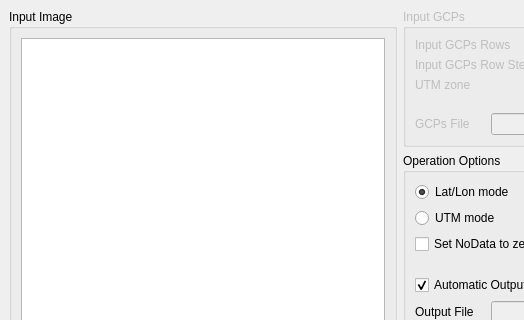
mentaljam/MSUProj, file src/qt/mainwindow.ui: the form before one commit; both pictures show x 0 to 524 and y 0 to 320 of the 800 by 600 pixel window.
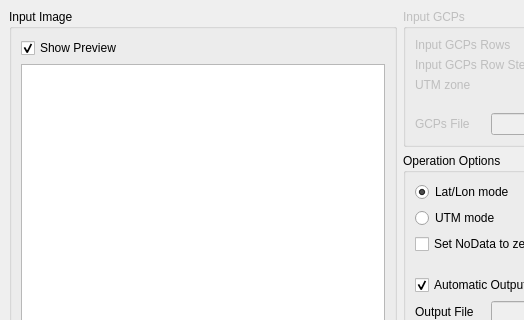
The form after the commit.

Commit message: Enable/Disable preview image

Patch:
```diff
--- a/src/qt/mainwindow.ui
+++ b/src/qt/mainwindow.ui
@@ -27,6 +27,19 @@
        <string>Input Image</string>
       </property>
       <layout class="QVBoxLayout" name="verticalLayout">
+       <item>
+        <widget class="QCheckBox" name="previewBox">
+         <property name="toolTip">
+          <string>Show/Hide preview image</string>
+         </property>
+         <property name="text">
+          <string>Show Preview</string>
+         </property>
+         <property name="checked">
+          <bool>true</bool>
+         </property>
+        </widget>
+       </item>
        <item>
         <widget class="QGraphicsView" name="imageView">
          <property name="sizePolicy">
```
Left out of the diff: 19 changed lines with no effect on the pictures. The commit also changes 2 other files.
